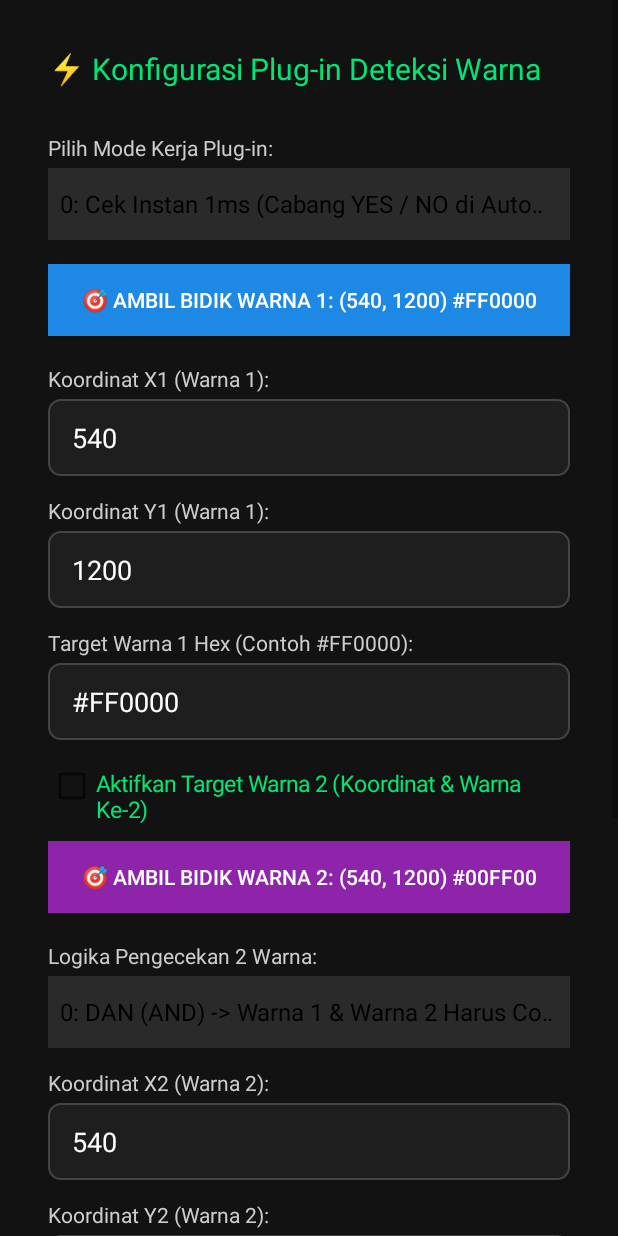
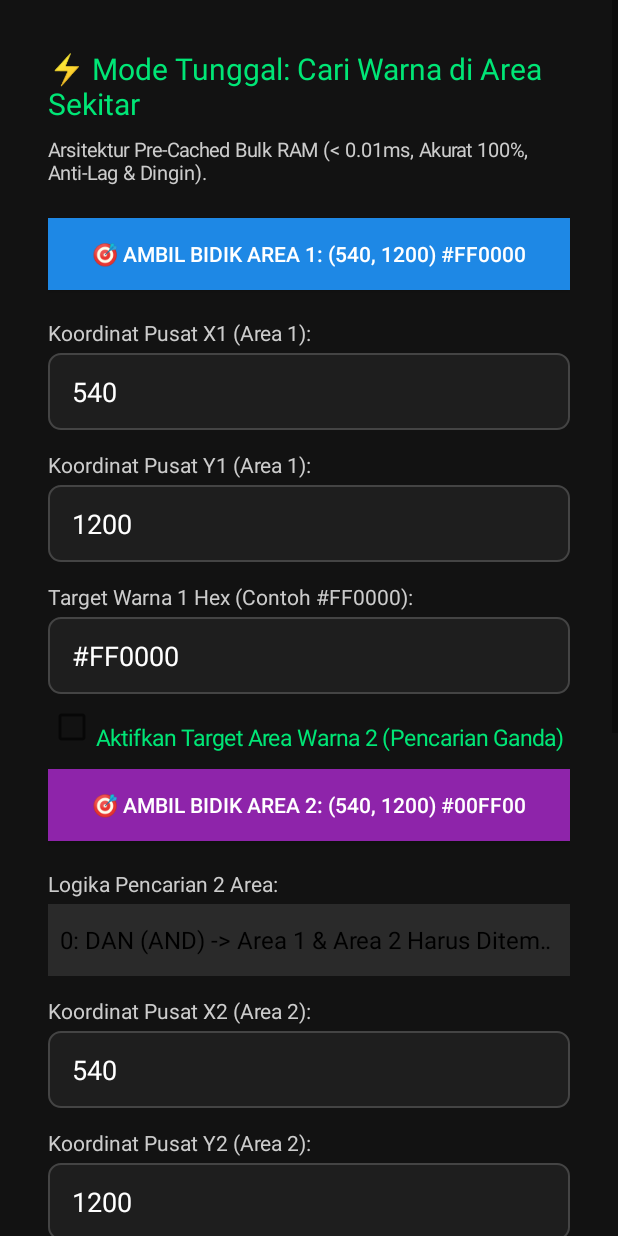
Before and after one commit to handyarief/FastAutoEngine, an Android app: the PluginConfigActivity screen opened directly, with no data from a screen before it, on a phone screen of 412 x 824 dp. Run offline under Robolectric (Android 15) with nearby library versions, the phone set to English and light mode, and no system bars.

Commit message:
Update PluginConfigActivity.kt

```diff
--- a/app/src/main/java/com/fastauto/engine/PluginConfigActivity.kt
+++ b/app/src/main/java/com/fastauto/engine/PluginConfigActivity.kt
@@ -7,7 +7,14 @@ import android.graphics.Color
 import android.graphics.drawable.GradientDrawable
 import android.os.Bundle
 import android.text.InputType
-import android.widget.*
+import android.widget.ArrayAdapter
+import android.widget.Button
+import android.widget.CheckBox
+import android.widget.EditText
+import android.widget.LinearLayout
+import android.widget.ScrollView
+import android.widget.Spinner
+import android.widget.TextView
 
 class PluginConfigActivity : Activity() {
 
@@ -32,40 +39,34 @@ class PluginConfigActivity : Activity() {
         }
 
         val title = TextView(this).apply {
-            text = "⚡ Konfigurasi Plug-in Deteksi Warna"
+            text = "⚡ Mode Tunggal: Cari Warna di Area Sekitar"
             textSize = 20f
             setTextColor(Color.parseColor("#00E676"))
-            setPadding(0, 0, 0, 24)
+            setPadding(0, 0, 0, 12)
         }
         layout.addView(title)
 
-        val modes = arrayOf(
-            "0: Cek Instan 1ms (Cabang YES / NO di Automate)",
-            "1: Tunggu Sampai Warna Muncul (Zero-Delay Wait)",
-            "2: Cari Warna di Area Sekitar (±100px)"
-        )
-        val modeSpinner = Spinner(this).apply {
-            adapter = ArrayAdapter(this@PluginConfigActivity, android.R.layout.simple_spinner_dropdown_item, modes)
-            setBackgroundColor(Color.parseColor("#2A2A2A"))
-            setSelection(oldBundle?.getInt("mode", 0) ?: 0)
+        val subInfo = TextView(this).apply {
+            text = "Arsitektur Pre-Cached Bulk RAM (< 0.01ms, Akurat 100%, Anti-Lag & Dingin)."
+            textSize = 13f
+            setTextColor(Color.LTGRAY)
+            setPadding(0, 0, 0, 20)
         }
-
-        layout.addView(createLabel("Pilih Mode Kerja Plug-in:"))
-        layout.addView(modeSpinner)
+        layout.addView(subInfo)
 
         // ================= TARGET WARNA 1 =================
         val pickBtn1 = Button(this).apply {
-            text = "🎯 Ambil Bidik Warna 1: ($lastX1, $lastY1) $lastHex1"
+            text = "🎯 Ambil Bidik Area 1: ($lastX1, $lastY1) $lastHex1"
             setBackgroundColor(Color.parseColor("#1E88E5"))
             setTextColor(Color.WHITE)
             val lp = LinearLayout.LayoutParams(LinearLayout.LayoutParams.MATCH_PARENT, LinearLayout.LayoutParams.WRAP_CONTENT)
-            lp.setMargins(0, 24, 0, 8)
+            lp.setMargins(0, 12, 0, 8)
             layoutParams = lp
         }
         layout.addView(pickBtn1)
 
-        val x1Input = createInput("Koordinat X1", InputType.TYPE_CLASS_NUMBER, (oldBundle?.getInt("x", lastX1) ?: lastX1).toString())
-        val y1Input = createInput("Koordinat Y1", InputType.TYPE_CLASS_NUMBER, (oldBundle?.getInt("y", lastY1) ?: lastY1).toString())
+        val x1Input = createInput("Pusat X1", InputType.TYPE_CLASS_NUMBER, (oldBundle?.getInt("x", lastX1) ?: lastX1).toString())
+        val y1Input = createInput("Pusat Y1", InputType.TYPE_CLASS_NUMBER, (oldBundle?.getInt("y", lastY1) ?: lastY1).toString())
         val hex1Input = createInput("Target Warna 1 Hex (#RRGGBB)", InputType.TYPE_CLASS_TEXT, oldBundle?.getString("hex", lastHex1) ?: lastHex1)
 
         pickBtn1.setOnClickListener {
@@ -75,16 +76,16 @@ class PluginConfigActivity : Activity() {
             hex1Input.setText(p.getString("picked_hex", "#FF0000"))
         }
 
-        layout.addView(createLabel("Koordinat X1 (Warna 1):"))
+        layout.addView(createLabel("Koordinat Pusat X1 (Area 1):"))
         layout.addView(x1Input)
-        layout.addView(createLabel("Koordinat Y1 (Warna 1):"))
+        layout.addView(createLabel("Koordinat Pusat Y1 (Area 1):"))
         layout.addView(y1Input)
         layout.addView(createLabel("Target Warna 1 Hex (Contoh #FF0000):"))
         layout.addView(hex1Input)
 
         // ================= TARGET WARNA 2 =================
         val useSecondColorCheck = CheckBox(this).apply {
-            text = "Aktifkan Target Warna 2 (Koordinat & Warna Ke-2)"
+            text = "Aktifkan Target Area Warna 2 (Pencarian Ganda)"
             setTextColor(Color.parseColor("#00E676"))
             textSize = 15f
             isChecked = oldBundle?.getBoolean("useColor2", false) ?: false
@@ -93,7 +94,7 @@ class PluginConfigActivity : Activity() {
         layout.addView(useSecondColorCheck)
 
         val pickBtn2 = Button(this).apply {
-            text = "🎯 Ambil Bidik Warna 2: ($lastX2, $lastY2) $lastHex2"
+            text = "🎯 Ambil Bidik Area 2: ($lastX2, $lastY2) $lastHex2"
             setBackgroundColor(Color.parseColor("#8E24AA"))
             setTextColor(Color.WHITE)
             val lp = LinearLayout.LayoutParams(LinearLayout.LayoutParams.MATCH_PARENT, LinearLayout.LayoutParams.WRAP_CONTENT)
@@ -103,8 +104,8 @@ class PluginConfigActivity : Activity() {
         layout.addView(pickBtn2)
 
         val logicModes = arrayOf(
-            "0: DAN (AND) -> Warna 1 & Warna 2 Harus Cocok Semua",
-            "1: ATAU (OR) -> Salah Satu Warna Cocok Saja Cukup"
+            "0: DAN (AND) -> Area 1 & Area 2 Harus Ditemukan Semua",
+            "1: ATAU (OR) -> Salah Satu Area Ditemukan Saja Cukup"
         )
         val logicSpinner = Spinner(this).apply {
             adapter = ArrayAdapter(this@PluginConfigActivity, android.R.layout.simple_spinner_dropdown_item, logicModes)
@@ -112,8 +113,8 @@ class PluginConfigActivity : Activity() {
             setSelection(oldBundle?.getInt("colorLogic", 0) ?: 0)
         }
 
-        val x2Input = createInput("Koordinat X2", InputType.TYPE_CLASS_NUMBER, (oldBundle?.getInt("x2", lastX2) ?: lastX2).toString())
-        val y2Input = createInput("Koordinat Y2", InputType.TYPE_CLASS_NUMBER, (oldBundle?.getInt("y2", lastY2) ?: lastY2).toString())
+        val x2Input = createInput("Pusat X2", InputType.TYPE_CLASS_NUMBER, (oldBundle?.getInt("x2", lastX2) ?: lastX2).toString())
+        val y2Input = createInput("Pusat Y2", InputType.TYPE_CLASS_NUMBER, (oldBundle?.getInt("y2", lastY2) ?: lastY2).toString())
         val hex2Input = createInput("Target Warna 2 Hex (#RRGGBB)", InputType.TYPE_CLASS_TEXT, oldBundle?.getString("hex2", lastHex2) ?: lastHex2)
 
         pickBtn2.setOnClickListener {
@@ -124,22 +125,28 @@ class PluginConfigActivity : Activity() {
             useSecondColorCheck.isChecked = true
         }
 
-        layout.addView(createLabel("Logika Pengecekan 2 Warna:"))
+        layout.addView(createLabel("Logika Pencarian 2 Area:"))
         layout.addView(logicSpinner)
-        layout.addView(createLabel("Koordinat X2 (Warna 2):"))
+        layout.addView(createLabel("Koordinat Pusat X2 (Area 2):"))
         layout.addView(x2Input)
-        layout.addView(createLabel("Koordinat Y2 (Warna 2):"))
+        layout.addView(createLabel("Koordinat Pusat Y2 (Area 2):"))
         layout.addView(y2Input)
         layout.addView(createLabel("Target Warna 2 Hex (Contoh #00FF00):"))
         layout.addView(hex2Input)
 
-        // ================= PENGATURAN UMUM =================
+        // ================= PENGATURAN AREA & KECEPATAN =================
+        val radiusInput = createInput("Radius Area Piksel (Default 100)", InputType.TYPE_CLASS_NUMBER, (oldBundle?.getInt("radius", 100) ?: 100).toString())
+        val stepInput = createInput("Kerapatan Langkah Piksel (1 = Sangat Rapat, 4 = Super Cepat)", InputType.TYPE_CLASS_NUMBER, (oldBundle?.getInt("step", 4) ?: 4).toString())
         val tolInput = createInput("Toleransi Kemiripan Warna (0 - 100)", InputType.TYPE_CLASS_NUMBER, (oldBundle?.getInt("tolerance", 20) ?: 20).toString())
-        val timeoutInput = createInput("Batas Waktu Tunggu ms (Khusus Mode 1)", InputType.TYPE_CLASS_NUMBER, (oldBundle?.getLong("timeout", 1000L) ?: 1000L).toString())
+        val timeoutInput = createInput("0 = Cek Instan <0.01ms | >0 = Tunggu Maks (ms) tanpa Loop", InputType.TYPE_CLASS_NUMBER, (oldBundle?.getLong("timeout", 0L) ?: 0L).toString())
 
-        layout.addView(createLabel("Toleransi Warna (15-25 disarankan):"))
+        layout.addView(createLabel("Radius Area Pencarian (± piksel dari titik pusat):"))
+        layout.addView(radiusInput)
+        layout.addView(createLabel("Langkah Pemindaian / Step (2 - 4 disarankan):"))
+        layout.addView(stepInput)
+        layout.addView(createLabel("Toleransi Warna (15 - 25 disarankan):"))
         layout.addView(tolInput)
-        layout.addView(createLabel("Timeout Tunggu (ms) untuk Mode 1:"))
+        layout.addView(createLabel("Batas Tunggu Frame-Sync ms (Isi 0 untuk Instan <0.01ms):"))
         layout.addView(timeoutInput)
 
         val saveBtn = Button(this).apply {
@@ -151,44 +158,55 @@ class PluginConfigActivity : Activity() {
             layoutParams = lp
 
             setOnClickListener {
-                val mode = modeSpinner.selectedItemPosition
-                val x1 = x1Input.text.toString().toIntOrNull() ?: 500
-                val y1 = y1Input.text.toString().toIntOrNull() ?: 500
+                val x1 = x1Input.text.toString().toIntOrNull() ?: 540
+                val y1 = y1Input.text.toString().toIntOrNull() ?: 1200
                 val hex1 = hex1Input.text.toString().trim().ifEmpty { "#FF0000" }
+                val rgb1 = ScreenCaptureService.parseHexToInt(hex1)
 
                 val useColor2 = useSecondColorCheck.isChecked
                 val colorLogic = logicSpinner.selectedItemPosition
-                val x2 = x2Input.text.toString().toIntOrNull() ?: 500
-                val y2 = y2Input.text.toString().toIntOrNull() ?: 500
+                val x2 = x2Input.text.toString().toIntOrNull() ?: 540
+                val y2 = y2Input.text.toString().toIntOrNull() ?: 1200
                 val hex2 = hex2Input.text.toString().trim().ifEmpty { "#00FF00" }
+                val rgb2 = ScreenCaptureService.parseHexToInt(hex2)
 
-                val tol = tolInput.text.toString().toIntOrNull() ?: 20
-                val timeout = timeoutInput.text.toString().toLongOrNull() ?: 1000L
+                val radius = (radiusInput.text.toString().toIntOrNull() ?: 100).coerceIn(1, 500)
+                val step = (stepInput.text.toString().toIntOrNull() ?: 4).coerceIn(1, 20)
+                val tol = (tolInput.text.toString().toIntOrNull() ?: 20).coerceIn(0, 255)
+                val timeout = (timeoutInput.text.toString().toLongOrNull() ?: 0L).coerceIn(0L, 8000L)
+
+                // Pre-register langsung ke RAM Service agar pembacaan pertama langsung < 0.01 ms
+                ScreenCaptureService.registerWatchConfig(
+                    x1, y1, rgb1,
+                    useColor2, colorLogic,
+                    x2, y2, rgb2,
+                    radius, step, tol
+                )
 
                 val resultBundle = Bundle().apply {
-                    putInt("mode", mode)
+                    putInt("mode", 2) // Kunci ke Mode Area
                     putInt("x", x1)
                     putInt("y", y1)
                     putString("hex", hex1)
+                    putInt("rgb1", rgb1) // Pre-parsed Int (Tanpa overhead parsing saat runtime)
                     putBoolean("useColor2", useColor2)
                     putInt("colorLogic", colorLogic)
                     putInt("x2", x2)
                     putInt("y2", y2)
                     putString("hex2", hex2)
+                    putInt("rgb2", rgb2)
+                    putInt("radius", radius)
+                    putInt("step", step)
                     putInt("tolerance", tol)
                     putLong("timeout", timeout)
                 }
 
-                val modeShort = when (mode) {
-                    0 -> "Cek Instan"
-                    1 -> "Tunggu Warna"
-                    else -> "Cari Area"
-                }
                 val logicStr = if (colorLogic == 0) "AND" else "OR"
+                val waitTag = if (timeout > 0L) "Wait ${timeout}ms" else "<0.01ms"
                 val blurb = if (useColor2) {
-                    "$modeShort: W1($x1,$y1)=$hex1 $logicStr W2($x2,$y2)=$hex2 (±$tol)"
+                    "Area(±${radius}px, $waitTag): W1($x1,$y1)=$hex1 $logicStr W2($x2,$y2)=$hex2"
                 } else {
-                    "$modeShort ($x1, $y1) == $hex1 (±$tol)"
+                    "Area(±${radius}px, $waitTag): ($x1, $y1) == $hex1 (±$tol)"
                 }
 
                 val resultIntent = Intent().apply {
```
